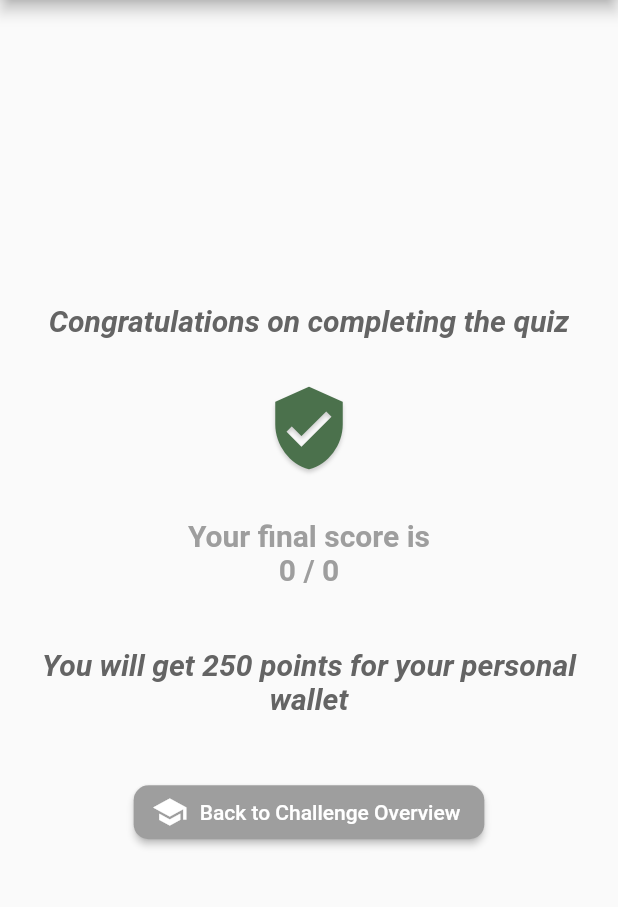
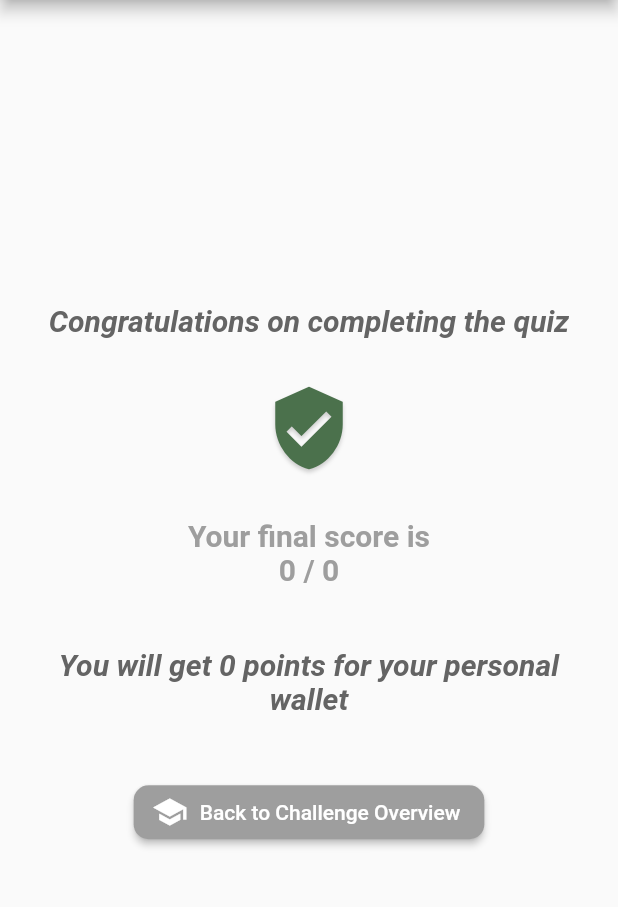
Before and after one commit to nabihbassil/SWM_Sustainability_App, a Flutter app: the QuizFinish screen opened directly with empty values, on a phone screen of 412 x 824 dp, the part 84-991 px from its top. Run offline on Flutter 3.47's test engine with Material 2 defaults, Android fonts, the phone set to English and light mode, and no system bars; our stand-ins replace cloud_firestore, firebase_auth, firebase_core, firebase_storage, fluttertoast, google_fonts and 2 more; accounts and stored records are empty.

Commit message:
Adding logging user actions for Quiz Module

```diff
--- a/swm_app/lib/screens/quiz_finished.dart
+++ b/swm_app/lib/screens/quiz_finished.dart
@@ -1,22 +1,66 @@
 import 'package:flutter/material.dart';
 import 'package:swm_app/screens/awareness_main.dart';
 import 'package:swm_app/screens/challenge_main.dart';
+import 'package:swm_app/services/user_service.dart';
 
-class QuizFinish extends StatelessWidget {
+class QuizFinish extends StatefulWidget {
   int id;
-  String name;
+  String name, quizRefID;
   // totalScore and possibleScore will be passed from QuizScreen
-  final int totalScore;
-  final int possibleScore;
-  String quizRefID;
+  int totalScore;
+  int possibleScore;
+  int quizPoints;
+
   QuizFinish(
       {Key? key,
       required this.id,
       required this.name,
       required this.totalScore,
       required this.possibleScore,
-      required String this.quizRefID})
+      required this.quizRefID,
+      required this.quizPoints})
       : super(key: key);
+
+  @override
+  _QuizFinishState createState() => _QuizFinishState(
+      id, name, totalScore, possibleScore, quizRefID, quizPoints);
+}
+
+class _QuizFinishState extends State<QuizFinish> {
+  int id = 0;
+  String name = "";
+  String quizRefID = "";
+  // totalScore and possibleScore will be passed from QuizScreen
+  int totalScore = 0;
+  int possibleScore = 0;
+  int quizPoints = 0;
+  _QuizFinishState(this.id, this.name, this.totalScore, this.possibleScore,
+      this.quizRefID, this.quizPoints);
+
+  @override
+  void initState() {
+    super.initState();
+    WidgetsFlutterBinding.ensureInitialized();
+    UpdateQuizDone();
+  }
+
+  UpdateQuizDone() async {
+    bool isQuizDoneBeforeUpdate; // use this to choose which text to print
+    int notDoneLength = -1;
+    List LTasks = ['0'];
+    isQuizDoneBeforeUpdate = await UserService().IsQuizAlreadyDone(quizRefID);
+
+    if (!isQuizDoneBeforeUpdate) {
+      UserService().UpdateQuizDone(quizRefID);
+
+      await UserService().GetAllActionDone().then((value) => LTasks = value);
+
+      notDoneLength = await UserService().GetSizeofToDoTasks(id, LTasks);
+
+      UserService().updateModuleLogic(id, true, notDoneLength);
+      UserService().UpdatePoints(quizPoints);
+    }
+  }
 
   @override
   Widget build(BuildContext context) {
@@ -33,7 +77,8 @@ class QuizFinish extends StatelessWidget {
         leading: IconButton(
           icon: const Icon(Icons.arrow_back, color: Colors.black),
           onPressed: () => Navigator.of(context).push(MaterialPageRoute(
-              builder: (context) => ChallengeMain(id: id, name: name))),
+              builder: (context) =>
+                  ChallengeMain(id: widget.id, name: widget.name))),
         ),
       ),
       body: Center(
@@ -70,7 +115,7 @@ class QuizFinish extends StatelessWidget {
               const SizedBox(height: 30),
               Center(
                   child: Text(
-                "Your final score is \n$totalScore / $possibleScore",
+                "Your final score is \n${widget.totalScore} / ${widget.possibleScore}",
                 textAlign: TextAlign.center,
                 style: TextStyle(
                     fontSize: 20,
@@ -80,7 +125,7 @@ class QuizFinish extends StatelessWidget {
               const SizedBox(height: 40),
               Center(
                   child: Text(
-                "You will get 250 points for your personal wallet",
+                "You will get $quizPoints points for your personal wallet",
                 textAlign: TextAlign.center,
                 style: TextStyle(
                     fontSize: 20,
@@ -92,7 +137,8 @@ class QuizFinish extends StatelessWidget {
               ElevatedButton.icon(
                 onPressed: () {
                   Navigator.of(context).push(MaterialPageRoute(
-                      builder: (context) => ChallengeMain(id: id, name: name)));
+                      builder: (context) =>
+                          ChallengeMain(id: widget.id, name: widget.name)));
                 },
                 icon: Icon(Icons.school),
                 label: Text(
--- a/swm_app/lib/screens/quiz_screen.dart
+++ b/swm_app/lib/screens/quiz_screen.dart
@@ -24,7 +24,7 @@ class _QuizScreenState extends State<QuizScreen> {
   bool endOfQuiz = false; //helps to define what happens at the end of the quiz
   String QuizRefID = "";
   List QuizData = []; //list where data from Firestore is stored
-
+  int quizPoints = 0;
   int id;
   String name;
   _QuizScreenState(this.id, this.name);
@@ -79,6 +79,7 @@ class _QuizScreenState extends State<QuizScreen> {
       });
       print("QuizData $QuizData ");
       QuizRefID = QuizData[0].parentID;
+      quizPoints = QuizData[0].points;
     }
   }
 
@@ -270,7 +271,8 @@ class _QuizScreenState extends State<QuizScreen> {
                                                         totalScore: _totalScore,
                                                         possibleScore:
                                                             QuizData.length,
-                                                        quizRefID: QuizRefID),
+                                                        quizRefID: QuizRefID,
+                                                        quizPoints: quizPoints),
                                               ));
                                               _nextQuestions();
                                             },
--- a/swm_app/lib/screens/single_action.dart
+++ b/swm_app/lib/screens/single_action.dart
@@ -45,9 +45,8 @@ class _SingleActionScreenState extends State<SingleActionScreen> {
     int notDoneLength = -1;
 
     UserService().UpdateActionDone(ID);
-    LTasks = await UserService()
-        .GetAllActionDone(ID)
-        .then((value) => LTasks = value);
+    LTasks =
+        await UserService().GetAllActionDone().then((value) => LTasks = value);
     isQuizDone = await UserService().GetIfQuizDone(modID);
     notDoneLength = await UserService().GetSizeofToDoTasks(modID, LTasks);
     UserService().updateModuleLogic(modID, isQuizDone, notDoneLength);
--- a/swm_app/lib/screens/take_actions.dart
+++ b/swm_app/lib/screens/take_actions.dart
@@ -33,7 +33,7 @@ class _TakeActionState extends State<TakeAction> {
   }
 
   GetActionDone(id) async {
-    await UserService().GetAllActionDone(id).then((value) => L1 = value);
+    await UserService().GetAllActionDone().then((value) => L1 = value);
     L2 = L1;
     if (mounted) {
       setState(() {
```
Also changed, not shown: swm_app/lib/services/user_service.dart (+18 -1 lines), 1 other file.
